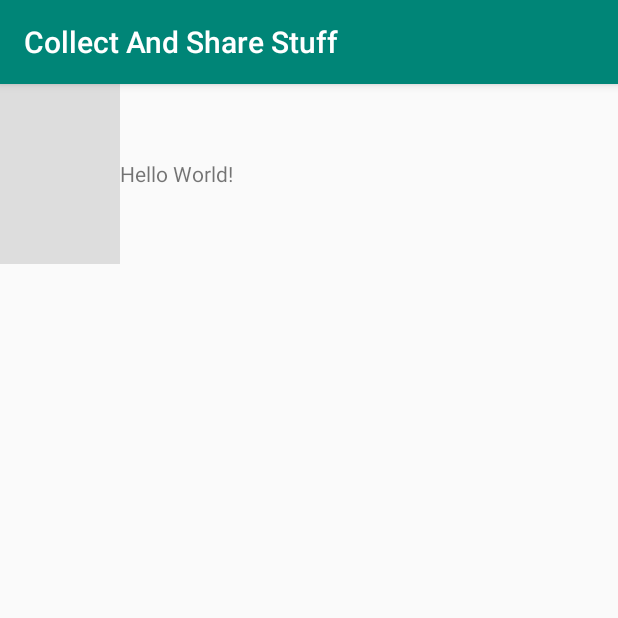
After one commit to pyunqi/S708, an Android app: the StuffAdapterActivity screen opened directly, with no data from a screen before it, on a phone screen of 412 x 824 dp, the top half of it. The commit adds this screen. Run offline under Robolectric (Android 15) with nearby library versions, the phone set to English and light mode, and no system bars.

Commit message:
Add list view for showing added stuff and all pics showed in list were sscaled.

```diff
--- /dev/null
+++ b/app/src/main/java/com/yupa/cands/StuffAdapterActivity.java
@@ -0,0 +1,13 @@
+package com.yupa.cands;
+
+import android.support.v7.app.AppCompatActivity;
+import android.os.Bundle;
+
+public class StuffAdapterActivity extends AppCompatActivity {
+
+    @Override
+    protected void onCreate(Bundle savedInstanceState) {
+        super.onCreate(savedInstanceState);
+        setContentView(R.layout.activity_stuff_adapter);
+    }
+}
--- /dev/null
+++ b/app/src/main/res/layout/activity_stuff_adapter.xml
@@ -0,0 +1,23 @@
+<?xml version="1.0" encoding="utf-8"?>
+<LinearLayout xmlns:android="http://schemas.android.com/apk/res/android"
+    xmlns:app="http://schemas.android.com/apk/res-auto"
+    android:layout_width="match_parent"
+    android:layout_height="wrap_content"
+    android:orientation="horizontal">
+
+
+    <ImageView
+        android:id="@+id/ivImage"
+        android:layout_width="80dp"
+        android:layout_height="120dp"
+        app:srcCompat="@color/browser_actions_divider_color" />
+
+    <TextView
+        android:id="@+id/name"
+        android:layout_width="0dp"
+        android:layout_height="wrap_content"
+        android:layout_gravity="center"
+        android:layout_weight="1"
+        android:text="Hello World!" />
+
+</LinearLayout>
```
Also changed, not shown: app/src/main/AndroidManifest.xml (+9 -3 lines), app/src/main/java/com/yupa/cands/MainActivity.java (+33 -1 lines), app/src/main/java/com/yupa/cands/db/DBController.java (+22 -23 lines), app/src/main/java/com/yupa/cands/db/DBHelper.java (renamed from app/src/main/java/com/yupa/cands/db/DBhelper.java, +6 -6 lines), app/src/main/java/com/yupa/cands/utils/StuffAdapter.java (added, +121 -0 lines), app/src/main/res/layout/activity_main.xml (+8 -8 lines).
